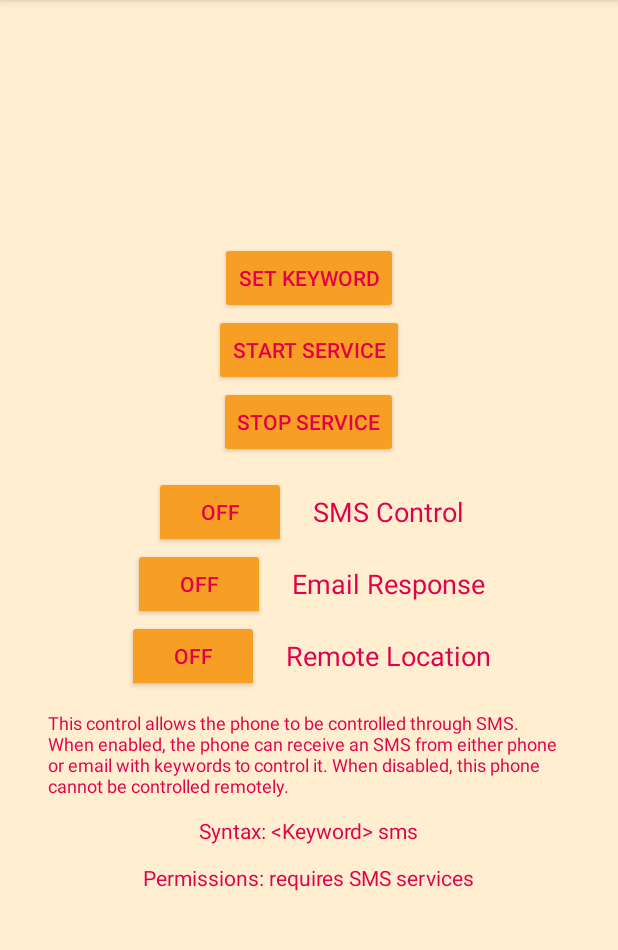
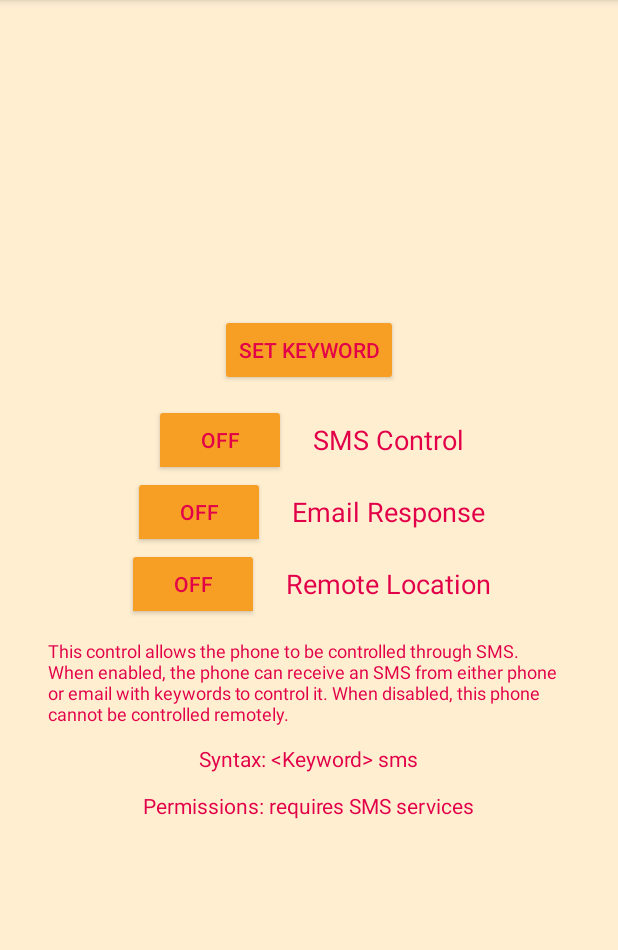
Before and after one commit to francisco1591/ECE_558_Final_Project, an Android app: the screen it shows after launch (MainActivity), on a phone screen of 412 x 824 dp, the part 84-1034 px from its top. Run offline under Robolectric (Android 15) with nearby library versions, the phone set to English and light mode, and no system bars.

Commit message:
Added DialogFragment and tweaked MainActivity XML

```diff
--- a/app/src/main/java/edu/pdx/ece558/grp4/remotephonecontrol/DialogFragment.java
+++ b/app/src/main/java/edu/pdx/ece558/grp4/remotephonecontrol/DialogFragment.java
@@ -18,7 +18,7 @@ public class DialogFragment extends Fragment {
 
         // Inflate and set the layout for the dialog
         // Pass null as the parent view because its going in the dialog layout
-        builder.setView(inflater.inflate(R.layout.dialog_alert, null))
+        builder.setView(inflater.inflate(R.layout.dialog_alert, null));
 
         // Get the AlertDialog from create()
         return builder.create();
--- a/app/src/main/java/edu/pdx/ece558/grp4/remotephonecontrol/MainActivity.java
+++ b/app/src/main/java/edu/pdx/ece558/grp4/remotephonecontrol/MainActivity.java
@@ -42,12 +42,20 @@ public class MainActivity extends AppCompatActivity {
     boolean mRemoteLocation;
 
     // UI Widgets
-    Button btnStart;
-    Button btnStop;
+
+    Button btnSetKeyword;
 
     ToggleButton toggleSMS;
     ToggleButton toggleEmail;
     ToggleButton toggleLocation;
+
+    TextView textviewSMS;
+    TextView textviewEmail;
+    TextView textviewLocation;
+
+    TextView textviewDescription;
+    TextView textviewSyntax;
+    TextView textviewPermission;
 
     //////////////
     // onCreate //
@@ -71,24 +79,14 @@ public class MainActivity extends AppCompatActivity {
         mEmailResponse = settings.getBoolean("EmailControl", false);
         mRemoteLocation = settings.getBoolean("RemoteLocation", false);
 
-        // Wire up the button to start service
-        btnStart = (Button) findViewById(R.id.btnStart);
-        btnStart.setOnClickListener(new View.OnClickListener() {
+        // Wire up the "Set Keyword" button
+        btnSetKeyword = (Button) findViewById(R.id.btnKeyword);
+        btnSetKeyword.setOnClickListener(new View.OnClickListener() {
 
             public void onClick(View view) {
-                Intent intent = new Intent(getBaseContext(), SMSListener.class);
-                startService(intent);
-            } // onClick
 
-        }); // OnClickListener
+                // TODO : Launch KeywordDialog fragment from here
 
-        // Wire up the button to stop service
-        btnStop = (Button) findViewById(R.id.btnStop);
-        btnStop.setOnClickListener(new View.OnClickListener() {
-
-            public void onClick(View view) {
-                Intent intent = new Intent(getBaseContext(), SMSListener.class);
-                stopService(intent);
             } // onClick
 
         }); // OnClickListener
@@ -100,8 +98,18 @@ public class MainActivity extends AppCompatActivity {
 
             public void onCheckedChanged(CompoundButton buttonView, boolean isChecked) {
 
-                if (isChecked) { mSMSControl = true; }
-                else { mSMSControl = false; }
+                if (isChecked) {
+                    mSMSControl = true;
+                    Intent intent = new Intent(getBaseContext(), SMSListener.class);
+                    startService(intent);
+                }
+
+                else {
+                    mSMSControl = false;
+                    Intent intent = new Intent(getBaseContext(), SMSListener.class);
+                    stopService(intent);
+                }
+
             } // onCheckedChanged
 
         }); // onCheckedChangeListener
@@ -132,9 +140,48 @@ public class MainActivity extends AppCompatActivity {
 
         }); // OnCheckedChangeListener
 
-//        // Register receiver dynamically to access class instance members
-//        IntentFilter filter = new IntentFilter("android.provider.Telephony.SMS_RECEIVED");
-//        registerReceiver(new ReceiveSMS(), filter);
+        // Wire up the 'description' text (at the bottom of app)
+        textviewDescription = (TextView) findViewById(R.id.textview_description);
+
+        // Wire up the 'syntax' text (at the bottom of app)
+        textviewSyntax = (TextView) findViewById(R.id.textview_syntax);
+
+        // Wire up the 'permissions' text (at bottom of app)
+        textviewPermission = (TextView) findViewById(R.id.textview_location);
+
+        // Wire up the "SMS Control" text item
+        textviewSMS = (TextView) findViewById(R.id.textview_SMS);
+        textviewSMS.setOnClickListener(new View.OnClickListener() {
+
+           public void onClick(View view) {
+               textviewDescription.setText(getResources().getString(R.string.description_SMS));
+               textviewSyntax.setText(getResources().getString(R.string.syntax_SMS));
+               textviewPermission.setText(getResources().getString(R.string.permission_SMS));
+           } // onClick
+        });
+
+        // Wire up the "Email Response" text item
+        textviewEmail = (TextView) findViewById(R.id.textview_SMS);
+        textviewEmail.setOnClickListener(new View.OnClickListener() {
+
+            public void onClick(View view) {
+                textviewDescription.setText(getResources().getString(R.string.description_Email));
+                textviewSyntax.setText(getResources().getString(R.string.syntax_Email));
+                textviewPermission.setText(getResources().getString(R.string.permission_Email));
+            } // onClick
+        });
+
+
+        // Wire up the "Remote Location" text item
+        textviewLocation = (TextView) findViewById(R.id.textview_SMS);
+        textviewLocation.setOnClickListener(new View.OnClickListener() {
+
+            public void onClick(View view) {
+                textviewDescription.setText(getResources().getString(R.string.description_Location));
+                textviewSyntax.setText(getResources().getString(R.string.syntax_Location));
+                textviewPermission.setText(getResources().getString(R.string.permission_Location));
+            } // onClick
+        });
 
     } // onCreate
 
@@ -242,12 +289,12 @@ public class MainActivity extends AppCompatActivity {
     // showAlertDialog //
     /////////////////////
 
-    public void showAlertDialog() {
-
-        // Create an instance of the dialog fragment and show it
-        DialogFragment dialog = new DialogFragment();
-        dialog.show(getSupportFragmentManager(), "DialogFragment");
-
-    } // showAlertDialog
+//    public void showAlertDialog() {
+//
+//        // Create an instance of the dialog fragment and show it
+//        DialogFragment dialog = new DialogFragment();
+//        dialog.show(getSupportFragmentManager(), "DialogFragment");
+//
+//    } // showAlertDialog
 
 } // MainActivity
--- a/app/src/main/res/layout/activity_main.xml
+++ b/app/src/main/res/layout/activity_main.xml
@@ -12,19 +12,7 @@
         android:layout_width="wrap_content"
         android:layout_height="wrap_content"
         android:text="@string/button_keyword"
-        android:id="@+id/button_keyword" />
-
-    <Button
-            android:layout_width="wrap_content"
-            android:layout_height="wrap_content"
-            android:text="@string/button_start_listen"
-            android:id="@+id/btnStart" />
-
-    <Button
-        android:layout_width="wrap_content"
-        android:layout_height="wrap_content"
-        android:text="@string/button_stop_listen"
-        android:id="@+id/btnStop"
+        android:id="@+id/btnKeyword"
         android:layout_marginBottom="12dp"/>
 
     <LinearLayout
@@ -47,7 +35,8 @@
             android:text="@string/textview_SMS"
             android:textSize="18dp"
             android:layout_marginLeft="18dp"
-            android:id="@+id/textview_SMS" />
+            android:id="@+id/textview_SMS"
+            android:clickable="true" />
 
     </LinearLayout>
 
@@ -72,7 +61,8 @@
             android:text="@string/textview_email"
             android:textSize="18dp"
             android:layout_marginLeft="18dp"
-            android:id="@+id/textview_email" />
+            android:id="@+id/textview_email"
+            android:clickable="true" />
 
     </LinearLayout>
 
@@ -97,7 +87,8 @@
             android:text="@string/textview_location"
             android:textSize="18dp"
             android:layout_marginLeft="18dp"
-            android:id="@+id/textview_location" />
+            android:id="@+id/textview_location"
+            android:clickable="true" />
 
     </LinearLayout>
 
--- a/app/src/main/res/values/strings.xml
+++ b/app/src/main/res/values/strings.xml
@@ -1,9 +1,6 @@
 <resources>
 
     <string name="app_name">RemotePhoneControl</string>
-
-    <string name="button_start_listen">Start Service</string>
-    <string name="button_stop_listen">Stop Service</string>
 
     <string name="enabled_SMS">ON</string>
     <string name="disabled_SMS">OFF</string>
```
